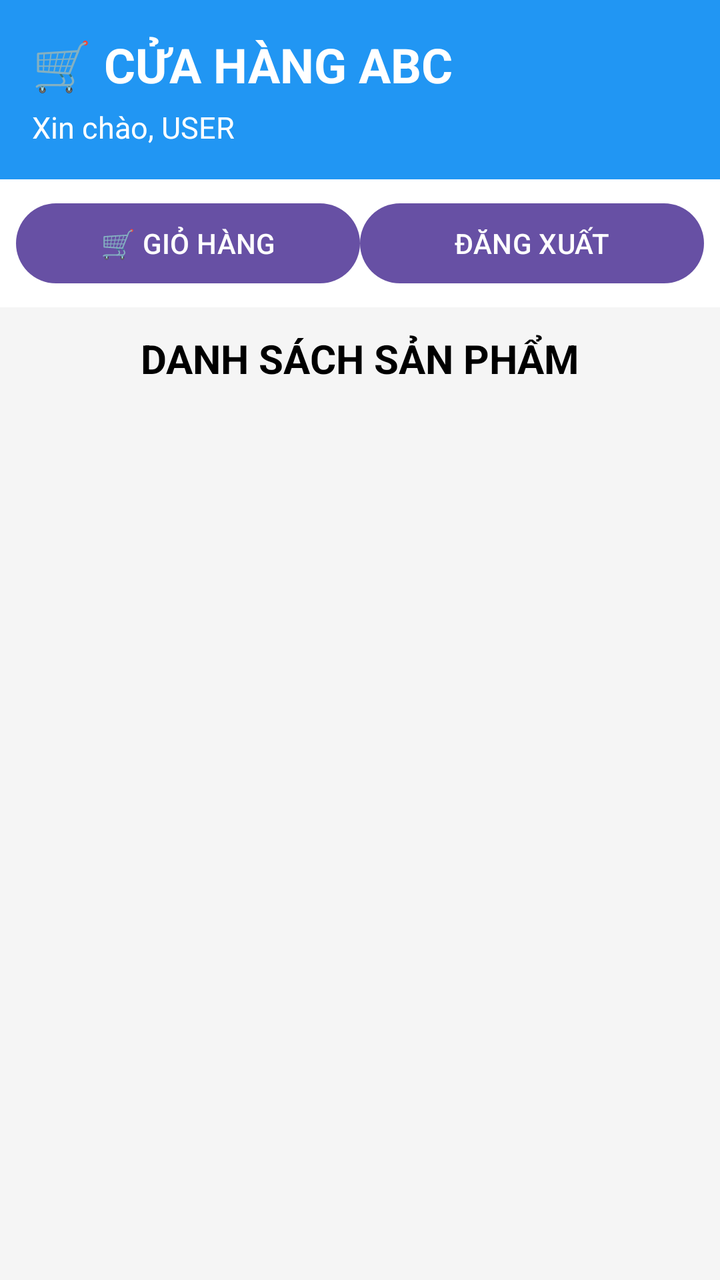
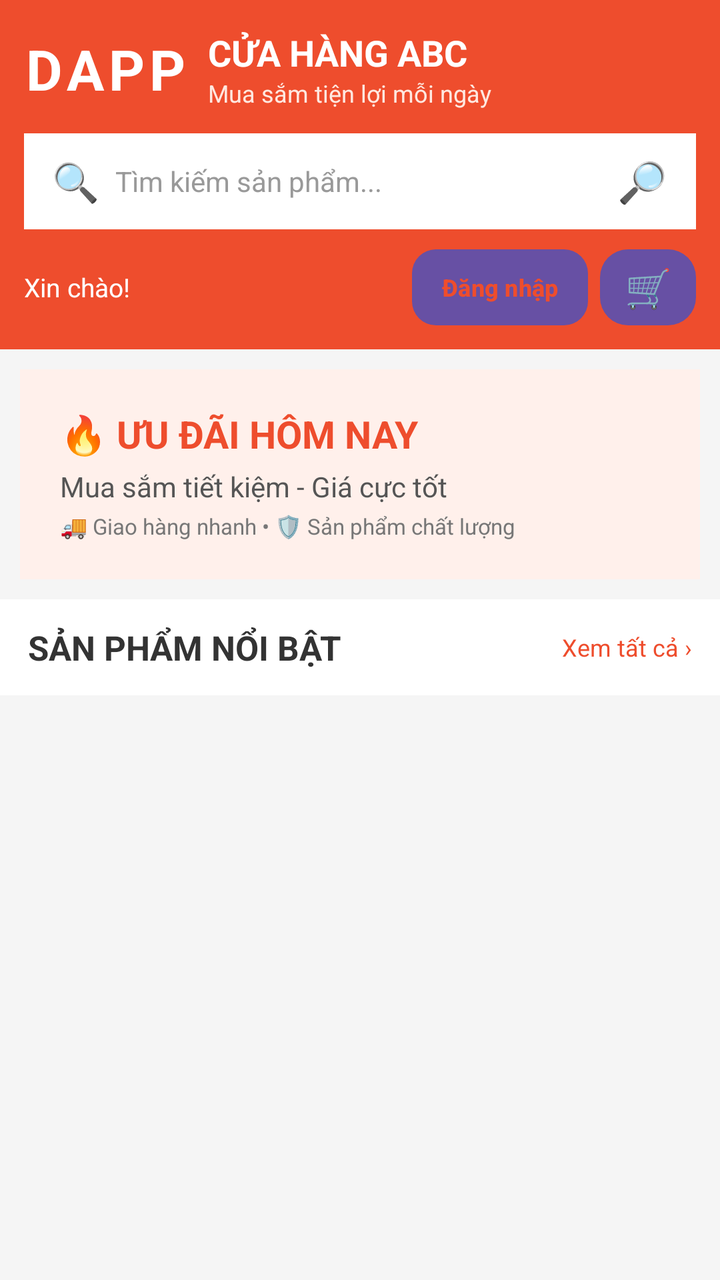

Screens rendered from an Android XML layout before and after an edit, with the pre-edit source and the edit as a unified diff.
<!-- AndroidManifest.xml: application theme Theme.Web_banhang -->
<!-- res/layout/activity_user.xml -->
<?xml version="1.0" encoding="utf-8"?>
<LinearLayout
    xmlns:android="http://schemas.android.com/apk/res/android"
    xmlns:app="http://schemas.android.com/apk/res-auto"
    android:layout_width="match_parent"
    android:layout_height="match_parent"
    android:orientation="vertical"
    android:background="#F5F5F5">

    

    <LinearLayout
        android:layout_width="match_parent"
        android:layout_height="wrap_content"
        android:orientation="vertical"
        android:background="#2196F3"
        android:padding="16dp">

        <TextView
            android:layout_width="match_parent"
            android:layout_height="wrap_content"
            android:text="🛒 CỬA HÀNG ABC"
            android:textColor="#FFFFFF"
            android:textSize="24sp"
            android:textStyle="bold" />

        <TextView
            android:layout_width="match_parent"
            android:layout_height="wrap_content"
            android:text="Xin chào, USER"
            android:textColor="#FFFFFF"
            android:textSize="15sp"
            android:layout_marginTop="5dp" />

    </LinearLayout>

    

    <LinearLayout
        android:layout_width="match_parent"
        android:layout_height="wrap_content"
        android:orientation="horizontal"
        android:padding="8dp"
        android:background="#FFFFFF">

        <Button
            android:id="@+id/btnCart"
            android:layout_width="0dp"
            android:layout_height="wrap_content"
            android:layout_weight="1"
            android:text="🛒 GIỎ HÀNG" />

        <Button
            android:id="@+id/btnUserLogout"
            android:layout_width="0dp"
            android:layout_height="wrap_content"
            android:layout_weight="1"
            android:text="ĐĂNG XUẤT" />

    </LinearLayout>

    

    <TextView
        android:layout_width="match_parent"
        android:layout_height="wrap_content"
        android:text="DANH SÁCH SẢN PHẨM"
        android:textSize="20sp"
        android:textStyle="bold"
        android:textColor="#000000"
        android:gravity="center"
        android:padding="12dp" />

    

    <androidx.recyclerview.widget.RecyclerView
        android:id="@+id/recyclerProducts"
        android:layout_width="match_parent"
        android:layout_height="0dp"
        android:layout_weight="1"
        android:padding="4dp"
        app:layoutManager="androidx.recyclerview.widget.LinearLayoutManager" />

</LinearLayout>
<!-- resources referenced by this layout -->
<resources>
  <style name="Theme.Web_banhang" parent="Base.Theme.Web_banhang" />
  <style name="Base.Theme.Web_banhang" parent="Theme.Material3.DayNight.NoActionBar">
          
          
      </style>
</resources>

<!-- the commit's change to res/layout/activity_user.xml (unified diff, before → after) -->
@@ -8,68 +8,229 @@
     android:background="#F5F5F5">
 
     
-
     <LinearLayout
         android:layout_width="match_parent"
         android:layout_height="wrap_content"
         android:orientation="vertical"
-        android:background="#2196F3"
-        android:padding="16dp">
-
-        <TextView
+        android:paddingStart="12dp"
+        android:paddingEnd="12dp"
+        android:paddingTop="14dp"
+        android:paddingBottom="12dp"
+        android:background="#EE4D2D">
+
+        
+        <LinearLayout
             android:layout_width="match_parent"
             android:layout_height="wrap_content"
-            android:text="🛒 CỬA HÀNG ABC"
-            android:textColor="#FFFFFF"
-            android:textSize="24sp"
-            android:textStyle="bold" />
-
-        <TextView
+            android:orientation="horizontal"
+            android:gravity="center_vertical">
+
+            <TextView
+                android:layout_width="wrap_content"
+                android:layout_height="wrap_content"
+                android:text="DAPP"
+                android:textSize="28sp"
+                android:textStyle="bold"
+                android:textColor="#FFFFFF"
+                android:letterSpacing="0.08"/>
+
+            <LinearLayout
+                android:layout_width="0dp"
+                android:layout_height="wrap_content"
+                android:layout_weight="1"
+                android:orientation="vertical"
+                android:paddingStart="10dp">
+
+                <TextView
+                    android:layout_width="wrap_content"
+                    android:layout_height="wrap_content"
+                    android:text="CỬA HÀNG ABC"
+                    android:textSize="18sp"
+                    android:textStyle="bold"
+                    android:textColor="#FFFFFF"/>
+
+                <TextView
+                    android:layout_width="wrap_content"
+                    android:layout_height="wrap_content"
+                    android:text="Mua sắm tiện lợi mỗi ngày"
+                    android:textSize="12sp"
+                    android:textColor="#FFE8E0"/>
+            </LinearLayout>
+
+        </LinearLayout>
+
+
+        
+
+        <LinearLayout
             android:layout_width="match_parent"
-            android:layout_height="wrap_content"
-            android:text="Xin chào, USER"
-            android:textColor="#FFFFFF"
-            android:textSize="15sp"
-            android:layout_marginTop="5dp" />
+            android:layout_height="48dp"
+            android:layout_marginTop="12dp"
+            android:orientation="horizontal"
+            android:gravity="center_vertical"
+            android:background="#FFFFFF"
+            android:paddingStart="14dp"
+            android:paddingEnd="6dp">
+
+            <TextView
+                android:layout_width="wrap_content"
+                android:layout_height="wrap_content"
+                android:text="🔍"
+                android:textSize="19sp"
+                android:layout_marginEnd="8dp"/>
+
+            <EditText
+                android:id="@+id/edtSearch"
+                android:layout_width="0dp"
+                android:layout_height="match_parent"
+                android:layout_weight="1"
+                android:background="@android:color/transparent"
+                android:hint="Tìm kiếm sản phẩm..."
+                android:textSize="14sp"
+                android:textColor="#333333"
+                android:textColorHint="#999999"
+                android:singleLine="true"
+                android:padding="0dp"/>
+
+            <TextView
+                android:layout_width="42dp"
+                android:layout_height="38dp"
+                android:gravity="center"
+                android:text="🔎"
+                android:textSize="20sp"
+                android:textColor="#EE4D2D"/>
+
+        </LinearLayout>
+
+
+        
+
+        <LinearLayout
+            android:layout_width="match_parent"
+            android:layout_height="wrap_content"
+            android:layout_marginTop="10dp"
+            android:gravity="center_vertical"
+            android:orientation="horizontal">
+
+            <TextView
+                android:id="@+id/tvWelcome"
+                android:layout_width="0dp"
+                android:layout_height="wrap_content"
+                android:layout_weight="1"
+                android:text="Xin chào!"
+                android:textColor="#FFFFFF"
+                android:textSize="13sp"
+                android:maxLines="1"
+                android:ellipsize="end"/>
+
+            <Button
+                android:id="@+id/btnLogin"
+                android:layout_width="wrap_content"
+                android:layout_height="38dp"
+                android:text="Đăng nhập"
+                android:textSize="12sp"
+                android:textStyle="bold"
+                android:textColor="#EE4D2D"
+                android:background="@drawable/bg_button_login"
+                android:paddingStart="12dp"
+                android:paddingEnd="12dp"/>
+
+            <Button
+                android:id="@+id/btnLogout"
+                android:layout_width="wrap_content"
+                android:layout_height="38dp"
+                android:text="Đăng xuất"
+                android:textSize="12sp"
+                android:textStyle="bold"
+                android:textColor="#FFFFFF"
+                android:background="@drawable/bg_button_logout"
+                android:paddingStart="12dp"
+                android:paddingEnd="12dp"
+                android:visibility="gone"/>
+
+            <Button
+                android:id="@+id/btnCart"
+                android:layout_width="48dp"
+                android:layout_height="38dp"
+                android:layout_marginStart="6dp"
+                android:text="🛒"
+                android:textSize="19sp"
+                android:textColor="#EE4D2D"
+                android:background="@drawable/bg_button_cart"
+                android:padding="0dp"/>
+
+        </LinearLayout>
 
     </LinearLayout>
 
+
     
 
     <LinearLayout
         android:layout_width="match_parent"
-        android:layout_height="wrap_content"
-        android:orientation="horizontal"
-        android:padding="8dp"
+        android:layout_height="105dp"
+        android:layout_margin="10dp"
+        android:orientation="vertical"
+        android:gravity="center_vertical"
+        android:paddingStart="20dp"
+        android:paddingEnd="20dp"
+        android:background="#FFF0EB">
+
+        <TextView
+            android:layout_width="wrap_content"
+            android:layout_height="wrap_content"
+            android:text="🔥 ƯU ĐÃI HÔM NAY"
+            android:textSize="19sp"
+            android:textStyle="bold"
+            android:textColor="#EE4D2D"/>
+
+        <TextView
+            android:layout_width="wrap_content"
+            android:layout_height="wrap_content"
+            android:layout_marginTop="4dp"
+            android:text="Mua sắm tiết kiệm - Giá cực tốt"
+            android:textSize="14sp"
+            android:textColor="#555555"/>
+
+        <TextView
+            android:layout_width="wrap_content"
+            android:layout_height="wrap_content"
+            android:layout_marginTop="3dp"
+            android:text="🚚 Giao hàng nhanh • 🛡️ Sản phẩm chất lượng"
+            android:textSize="11sp"
+            android:textColor="#777777"/>
+
+    </LinearLayout>
+
+
+    
+
+    <LinearLayout
+        android:layout_width="match_parent"
+        android:layout_height="48dp"
+        android:paddingStart="14dp"
+        android:paddingEnd="14dp"
+        android:gravity="center_vertical"
         android:background="#FFFFFF">
 
-        <Button
-            android:id="@+id/btnCart"
+        <TextView
             android:layout_width="0dp"
             android:layout_height="wrap_content"
             android:layout_weight="1"
-            android:text="🛒 GIỎ HÀNG" />
-
-        <Button
-            android:id="@+id/btnUserLogout"
-            android:layout_width="0dp"
-            android:layout_height="wrap_content"
-            android:layout_weight="1"
-            android:text="ĐĂNG XUẤT" />
+            android:text="SẢN PHẨM NỔI BẬT"
+            android:textSize="17sp"
+            android:textStyle="bold"
+            android:textColor="#333333"/>
+
+        <TextView
+            android:layout_width="wrap_content"
+            android:layout_height="wrap_content"
+            android:text="Xem tất cả ›"
+            android:textSize="12sp"
+            android:textColor="#EE4D2D"/>
 
     </LinearLayout>
 
-    
-
-    <TextView
-        android:layout_width="match_parent"
-        android:layout_height="wrap_content"
-        android:text="DANH SÁCH SẢN PHẨM"
-        android:textSize="20sp"
-        android:textStyle="bold"
-        android:textColor="#000000"
-        android:gravity="center"
-        android:padding="12dp" />
 
     
 
@@ -78,7 +239,8 @@
         android:layout_width="match_parent"
         android:layout_height="0dp"
         android:layout_weight="1"
-        android:padding="4dp"
-        app:layoutManager="androidx.recyclerview.widget.LinearLayoutManager" />
+        android:padding="6dp"
+        android:clipToPadding="false"
+        android:background="#F5F5F5"/>
 
 </LinearLayout>
<!-- resource entries referenced after the edit -->
@@ -1,5 +1,128 @@
 <!-- resources referenced by this layout -->
 <resources>
+  <!-- drawable bg_button_cart (drawable) -->
+  <?xml version="1.0" encoding="utf-8"?>
+  <selector xmlns:android="http://schemas.android.com/apk/res/android">
+  
+      <item android:state_pressed="true">
+  
+          <shape android:shape="rectangle">
+  
+              <solid android:color="#1E3A8A" />
+  
+              <corners android:radius="14dp" />
+  
+          </shape>
+  
+      </item>
+  
+      <item android:state_hovered="true">
+  
+          <shape android:shape="rectangle">
+  
+              <solid android:color="#60A5FA" />
+  
+              <corners android:radius="14dp" />
+  
+          </shape>
+  
+      </item>
+  
+      <item>
+  
+          <shape android:shape="rectangle">
+  
+              <solid android:color="#2563EB" />
+  
+              <corners android:radius="14dp" />
+  
+          </shape>
+  
+      </item>
+  
+  </selector>
+  <!-- drawable bg_button_login (drawable) -->
+  <?xml version="1.0" encoding="utf-8"?>
+  <selector xmlns:android="http://schemas.android.com/apk/res/android">
+  
+      <item android:state_pressed="true">
+  
+          <shape android:shape="rectangle">
+  
+              <solid android:color="#1E40AF" />
+  
+              <corners android:radius="12dp" />
+  
+          </shape>
+  
+      </item>
+  
+      <item android:state_hovered="true">
+  
+          <shape android:shape="rectangle">
+  
+              <solid android:color="#60A5FA" />
+  
+              <corners android:radius="12dp" />
+  
+          </shape>
+  
+      </item>
+  
+      <item>
+  
+          <shape android:shape="rectangle">
+  
+              <solid android:color="#2563EB" />
+  
+              <corners android:radius="12dp" />
+  
+          </shape>
+  
+      </item>
+  
+  </selector>
+  <!-- drawable bg_button_logout (drawable) -->
+  <?xml version="1.0" encoding="utf-8"?>
+  <selector xmlns:android="http://schemas.android.com/apk/res/android">
+  
+      <item android:state_pressed="true">
+  
+          <shape android:shape="rectangle">
+  
+              <solid android:color="#991B1B" />
+  
+              <corners android:radius="12dp" />
+  
+          </shape>
+  
+      </item>
+  
+      <item android:state_hovered="true">
+  
+          <shape android:shape="rectangle">
+  
+              <solid android:color="#F87171" />
+  
+              <corners android:radius="12dp" />
+  
+          </shape>
+  
+      </item>
+  
+      <item>
+  
+          <shape android:shape="rectangle">
+  
+              <solid android:color="#DC2626" />
+  
+              <corners android:radius="12dp" />
+  
+          </shape>
+  
+      </item>
+  
+  </selector>
   <style name="Theme.Web_banhang" parent="Base.Theme.Web_banhang" />
   <style name="Base.Theme.Web_banhang" parent="Theme.Material3.DayNight.NoActionBar">
           
